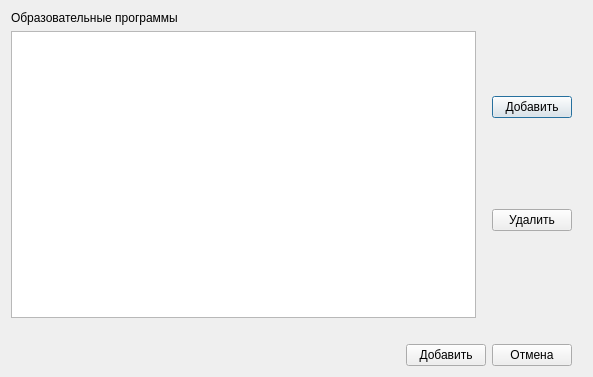
First picture: the form in ui/educationalprogramwindow.ui, repository 7enSmile/clientVKR, before the edit.
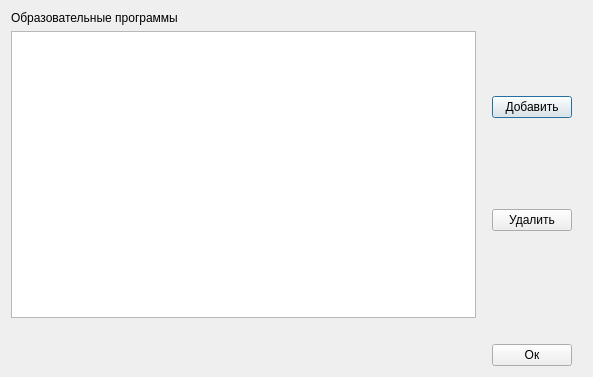
Second picture: the form after the edit.

```diff
--- a/ui/educationalprogramwindow.ui
+++ b/ui/educationalprogramwindow.ui
@@ -120,17 +120,10 @@
        </property>
       </spacer>
      </item>
-     <item>
-      <widget class="QPushButton" name="pushButtonAction">
-       <property name="text">
-        <string>Добавить</string>
-       </property>
-      </widget>
-     </item>
      <item>
       <widget class="QPushButton" name="pushButtonOk">
        <property name="text">
-        <string>Отмена</string>
+        <string>Ок</string>
        </property>
       </widget>
      </item>
```
